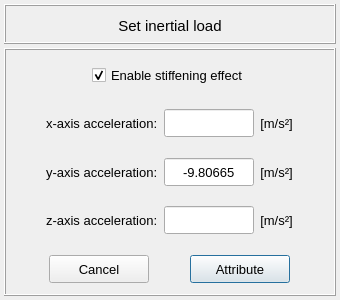
The window that pulse/interface/data/ui_files/model/setup/structural/inertial_load_input.ui (open-pulse/OpenPulse) describes before a commit, drawn with Qt 5.
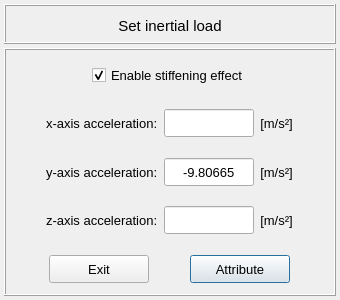
The same window after the commit.

Commit message: Replace the button text "Cancel" by "Exit"

Patch:
```diff
--- a/pulse/interface/data/ui_files/model/setup/structural/inertial_load_input.ui
+++ b/pulse/interface/data/ui_files/model/setup/structural/inertial_load_input.ui
@@ -766,7 +766,7 @@
             <string notr="true"/>
            </property>
            <property name="text">
-            <string>Cancel</string>
+            <string>Exit</string>
            </property>
            <property name="autoDefault">
             <bool>false</bool>
```
Left out of the diff: 4 changed lines with no effect on the pictures. The commit also changes 75 other files.
